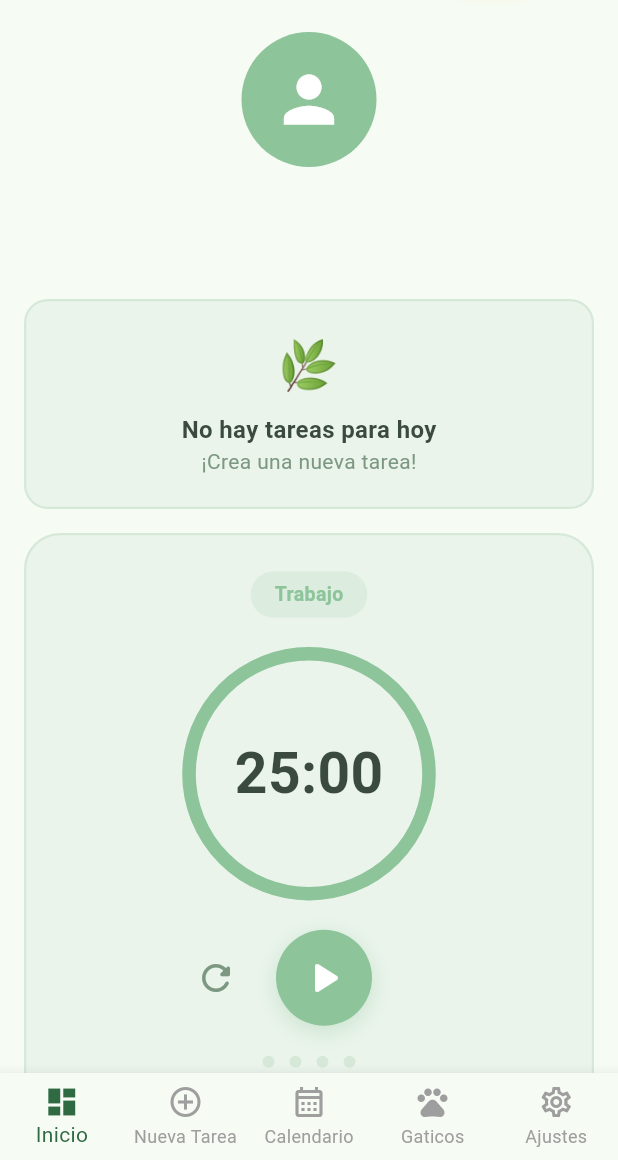
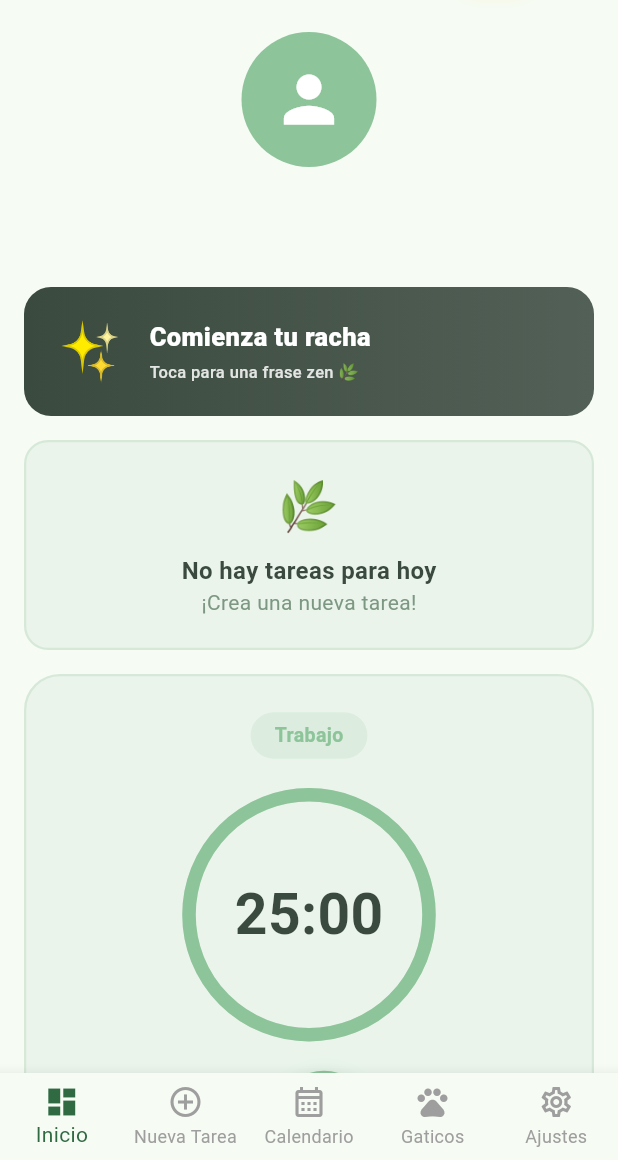
Before and after one commit to alegmzhi08/Zentask, a Flutter app: the screen it shows once a user with an empty profile is signed in, on a phone screen of 412 x 824 dp, the part 76-1236 px from its top. Run offline on Flutter 3.47's test engine with Material 3 defaults, Android fonts, the phone set to English and light mode, and no system bars; our stand-ins replace audioplayers, firebase_auth, firebase_core, shared_preferences, sqflite, table_calendar; accounts and stored records are empty.

Commit message:
feat: Implementación del Fuego Zen con animación de pulso y frases motivacionales
Co-Authored-By: Claude Sonnet 4.6 <noreply@anthropic.com>

```diff
--- a/lib/screens/inicio_screen.dart
+++ b/lib/screens/inicio_screen.dart
@@ -6,6 +6,9 @@ import '../models/tarea.dart';
 import '../services/db_service.dart';
 import '../services/economy_service.dart';
 import '../services/settings_service.dart';
+import '../services/streak_service.dart';
+import '../widgets/streak_fire.dart';
+import '../widgets/zen_streak_widget.dart';
 import '../widgets/zencoins_badge.dart';
 
 class InicioScreen extends StatefulWidget {
@@ -39,6 +42,7 @@ class _InicioScreenState extends State<InicioScreen> {
   @override
   void initState() {
     super.initState();
+    StreakService.instance.init();
     _cargarDatos();
     // Reactividad: actualizar timer cuando cambian los ajustes de Pomodoro.
     SettingsService.instance.pomodoroDuration.addListener(_onPomodoroChanged);
@@ -76,6 +80,7 @@ class _InicioScreenState extends State<InicioScreen> {
     final racha = await _db.calcularRacha(uid);
 
     if (!mounted) return;
+    StreakService.instance.streak.value = racha;
     setState(() {
       _tareasHoy = tareas;
       _tareaActual = tareas.isNotEmpty ? tareas[0] : null;
@@ -221,6 +226,8 @@ class _InicioScreenState extends State<InicioScreen> {
             style: TextStyle(fontWeight: FontWeight.bold)),
         centerTitle: false,
         actions: [
+          const StreakFire(),
+          const SizedBox(width: 8),
           const ZenCoinsBadge(),
           const SizedBox(width: 8),
           IconButton(
@@ -264,7 +271,9 @@ class _InicioScreenState extends State<InicioScreen> {
                 );
               },
             ),
-            const SizedBox(height: 24),
+            const SizedBox(height: 16),
+            const ZenStreakWidget(),
+            const SizedBox(height: 16),
 
             // ── Tarea actual ──────────────────────────────────────────────
             if (_tareaActual != null) ...[
--- /dev/null
+++ b/lib/widgets/zen_streak_widget.dart
@@ -0,0 +1,229 @@
+import 'dart:math';
+import 'package:flutter/material.dart';
+import '../services/streak_service.dart';
+
+// ── Frases Zen (12) ───────────────────────────────────────────────────────────
+const List<String> _kFrases = [
+  'Un paso a la vez, una tarea al día.',
+  'Tu jardín florece con tu constancia.',
+  'Respira, enfócate, logra.',
+  'La racha no es un número — es un hábito.',
+  'Cada día completado es una semilla plantada.',
+  'El árbol más fuerte creció con paciencia.',
+  'Pequeñas acciones, grandes transformaciones.',
+  'La calma es la base de toda productividad.',
+  'Hoy sembraste. Mañana cosecharás.',
+  'Tu mente clara, tus metas más cerca.',
+  'El momento presente siempre será suficiente.',
+  'Fluye con tus tareas como el agua sobre las piedras.',
+];
+
+/// Tarjeta de racha con pulso continuo y frases motivacionales al toque.
+///
+/// Consume [StreakService.instance.streak] (ValueNotifier) — se actualiza
+/// automáticamente cada vez que [InicioScreen._cargarDatos] sincroniza el
+/// dato real del DbService.
+///
+/// No usa Riverpod ni dependencias externas: mismo patrón que [ZenCoinsBadge].
+class ZenStreakWidget extends StatelessWidget {
+  const ZenStreakWidget({super.key});
+
+  @override
+  Widget build(BuildContext context) {
+    return ValueListenableBuilder<int>(
+      valueListenable: StreakService.instance.streak,
+      builder: (_, racha, __) => _StreakCard(racha: racha),
+    );
+  }
+}
+
+// ── Tarjeta interna con animación ─────────────────────────────────────────────
+
+class _StreakCard extends StatefulWidget {
+  final int racha;
+  const _StreakCard({required this.racha});
+
+  @override
+  State<_StreakCard> createState() => _StreakCardState();
+}
+
+class _StreakCardState extends State<_StreakCard>
+    with SingleTickerProviderStateMixin {
+  static final _rng = Random();
+
+  late final AnimationController _ctrl;
+  late final Animation<double> _pulso;
+
+  bool get _activa => widget.racha > 0;
+  bool get _dorada => widget.racha >= StreakService.umbralMultiplicador;
+
+  @override
+  void initState() {
+    super.initState();
+    // Pulso "respiración" continuo: va de 0.93 a 1.07 y vuelve.
+    // 1 800 ms por ciclo → ~33 FPS de esfuerzo mínimo vía ScaleTransition.
+    _ctrl = AnimationController(
+      vsync: this,
+      duration: const Duration(milliseconds: 1800),
+    )..repeat(reverse: true);
+
+    _pulso = Tween<double>(begin: 0.93, end: 1.07).animate(
+      CurvedAnimation(parent: _ctrl, curve: Curves.easeInOut),
+    );
+  }
+
+  @override
+  void dispose() {
+    _ctrl.dispose();
+    super.dispose();
+  }
+
+  // ── Feedback de frase ─────────────────────────────────────────────────────
+
+  void _mostrarFrase() {
+    final frase = _kFrases[_rng.nextInt(_kFrases.length)];
+    ScaffoldMessenger.of(context)
+      ..clearSnackBars()
+      ..showSnackBar(
+        SnackBar(
+          content: Row(
+            children: [
+              const Text('🌿', style: TextStyle(fontSize: 16)),
+              const SizedBox(width: 10),
+              Expanded(
+                child: Text(
+                  frase,
+                  style: const TextStyle(
+                    fontSize: 13,
+                    color: Colors.white,
+                    height: 1.45,
+                  ),
+                ),
+              ),
+            ],
+          ),
+          backgroundColor: const Color(0xFF2D3B33),
+          behavior: SnackBarBehavior.floating,
+          shape: RoundedRectangleBorder(
+            borderRadius: BorderRadius.circular(14),
+          ),
+          margin: const EdgeInsets.symmetric(horizontal: 16, vertical: 8),
+          duration: const Duration(seconds: 4),
+          elevation: 4,
+        ),
+      );
+  }
+
+  // ── Build ─────────────────────────────────────────────────────────────────
+
+  @override
+  Widget build(BuildContext context) {
+    final gradientColors = _dorada
+        ? [const Color(0xFFFF8C00), const Color(0xFFFFD700)]
+        : _activa
+            ? [const Color(0xFFE05A20), const Color(0xFFFF9040)]
+            : [const Color(0xFF3A4A3E), const Color(0xFF536057)];
+
+    final glowColor = _dorada
+        ? const Color(0xFFFFD700)
+        : _activa
+            ? const Color(0xFFFF6B35)
+            : Colors.transparent;
+
+    return GestureDetector(
+      onTap: _mostrarFrase,
+      child: AnimatedContainer(
+        duration: const Duration(milliseconds: 600),
+        width: double.infinity,
+        padding: const EdgeInsets.symmetric(horizontal: 20, vertical: 16),
+        decoration: BoxDecoration(
+          gradient: LinearGradient(
+            colors: gradientColors,
+            begin: Alignment.centerLeft,
+            end: Alignment.centerRight,
+          ),
+          borderRadius: BorderRadius.circular(18),
+          boxShadow: _activa
+              ? [
+                  BoxShadow(
+                    color: glowColor.withValues(alpha: 0.38),
+                    blurRadius: 16,
+                    offset: const Offset(0, 5),
+                  ),
+                ]
+              : const [],
+        ),
+        child: Row(
+          children: [
+            // ── Fuego con pulso continuo ───────────────────────────────────
+            ScaleTransition(
+              scale: _activa ? _pulso : const AlwaysStoppedAnimation(1.0),
+              child: Text(
+                _activa ? '🔥' : '✨',
+                style: const TextStyle(fontSize: 38),
+              ),
+            ),
+            const SizedBox(width: 16),
+
+            // ── Texto informativo ──────────────────────────────────────────
+            Expanded(
+              child: Column(
+                crossAxisAlignment: CrossAxisAlignment.start,
+                mainAxisSize: MainAxisSize.min,
+                children: [
+                  // Número de racha con AnimatedSwitcher para transición suave
+                  AnimatedSwitcher(
+                    duration: const Duration(milliseconds: 400),
+                    child: Text(
+                      key: ValueKey(widget.racha),
+                      _activa
+                          ? '${widget.racha} día${widget.racha == 1 ? '' : 's'} de racha'
+                          : 'Comienza tu racha',
+                      style: const TextStyle(
+                        fontSize: 17,
+                        fontWeight: FontWeight.w800,
+                        color: Colors.white,
+                      ),
+                    ),
+                  ),
+                  const SizedBox(height: 3),
+                  Text(
+                    _dorada
+                        ? '¡Racha dorada · Recompensa ×2! ✦'
+                        : 'Toca para una frase zen 🌿',
+                    style: TextStyle(
+                      fontSize: 11,
+                      color: Colors.white.withValues(alpha: 0.85),
+                      fontWeight: FontWeight.w500,
+                    ),
+                  ),
+                ],
+              ),
+            ),
+
+            // ── Badge ×2 (solo en racha dorada) ───────────────────────────
+            if (_dorada) ...[
+              const SizedBox(width: 8),
+              Container(
+                padding:
+                    const EdgeInsets.symmetric(horizontal: 8, vertical: 4),
+                decoration: BoxDecoration(
+                  color: Colors.white.withValues(alpha: 0.25),
+                  borderRadius: BorderRadius.circular(10),
+                ),
+                child: const Text(
+                  '×2',
+                  style: TextStyle(
+                    fontSize: 15,
+                    fontWeight: FontWeight.w900,
+                    color: Colors.white,
+                  ),
+                ),
+              ),
+            ],
+          ],
+        ),
+      ),
+    );
+  }
+}
```
